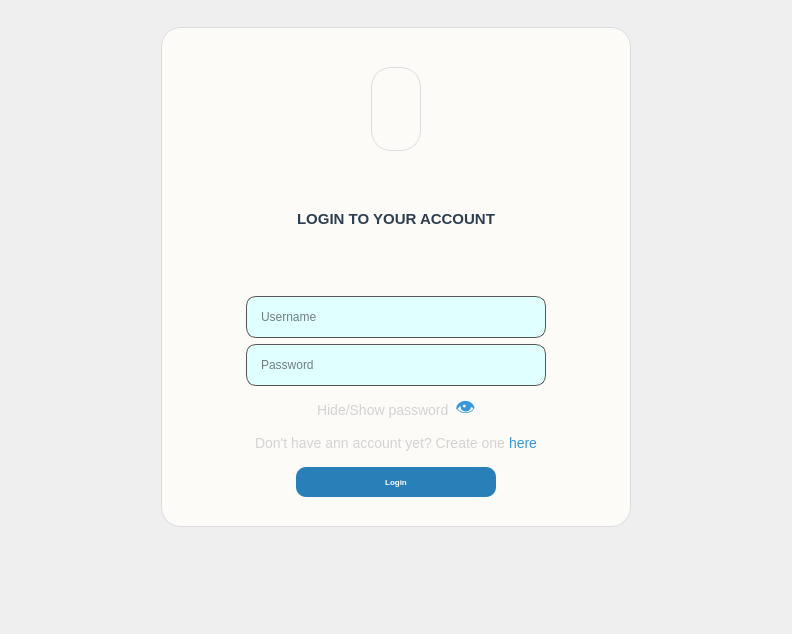
This is MAIN PROJECT/BACKENDWORK/loginPage.ui in dhqkhanh2430/ScrollTravel-PROJECT as Qt 5 draws it before an edit. The edited form follows.
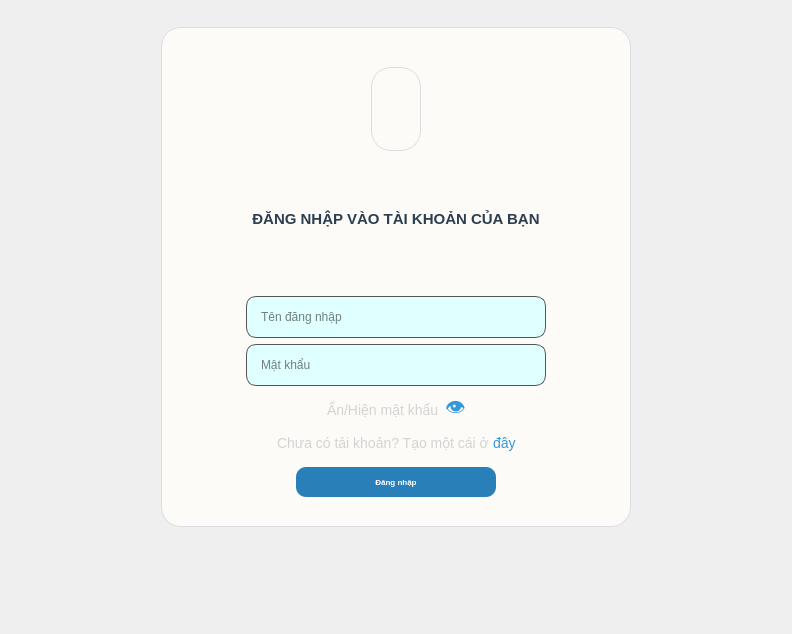
This is the edited form. Icons and pictures are not drawn.

Patch:
```diff
--- a/MAIN PROJECT/BACKENDWORK/loginPage.ui
+++ b/MAIN PROJECT/BACKENDWORK/loginPage.ui
@@ -193,7 +193,7 @@
 </string>
          </property>
          <property name="text">
-          <string>LOGIN TO YOUR ACCOUNT</string>
+          <string>ĐĂNG NHẬP VÀO TÀI KHOẢN CỦA BẠN</string>
          </property>
          <property name="alignment">
           <set>Qt::AlignCenter</set>
@@ -258,7 +258,7 @@
             <set>Qt::AlignLeading|Qt::AlignLeft|Qt::AlignVCenter</set>
            </property>
            <property name="placeholderText">
-            <string notr="true">Username</string>
+            <string notr="true">Tên đăng nhập</string>
            </property>
           </widget>
          </item>
@@ -335,7 +335,7 @@
             <set>Qt::AlignLeading|Qt::AlignLeft|Qt::AlignVCenter</set>
            </property>
            <property name="placeholderText">
-            <string notr="true">Password</string>
+            <string notr="true">Mật khẩu</string>
            </property>
           </widget>
          </item>
@@ -381,7 +381,7 @@
 }</string>
            </property>
            <property name="text">
-            <string>Hide/Show password</string>
+            <string>Ẩn/Hiện mật khẩu</string>
            </property>
           </widget>
          </item>
@@ -453,7 +453,7 @@
 </string>
            </property>
            <property name="text">
-            <string>Don't have ann account yet? Create one</string>
+            <string>Chưa có tải khoản? Tạo một cái ở</string>
            </property>
           </widget>
          </item>
@@ -481,7 +481,7 @@
 }</string>
            </property>
            <property name="text">
-            <string>here</string>
+            <string>đây</string>
            </property>
           </widget>
          </item>
@@ -562,7 +562,7 @@
 }</string>
            </property>
            <property name="text">
-            <string>Login</string>
+            <string>Đăng nhập</string>
            </property>
           </widget>
          </item>
```
